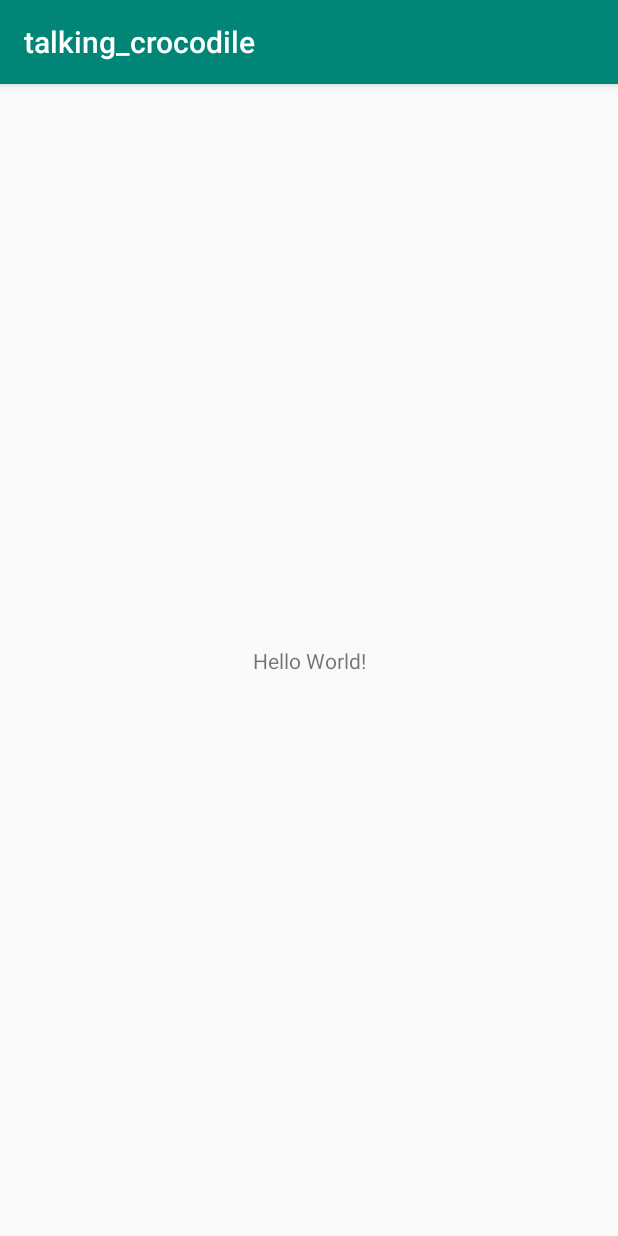
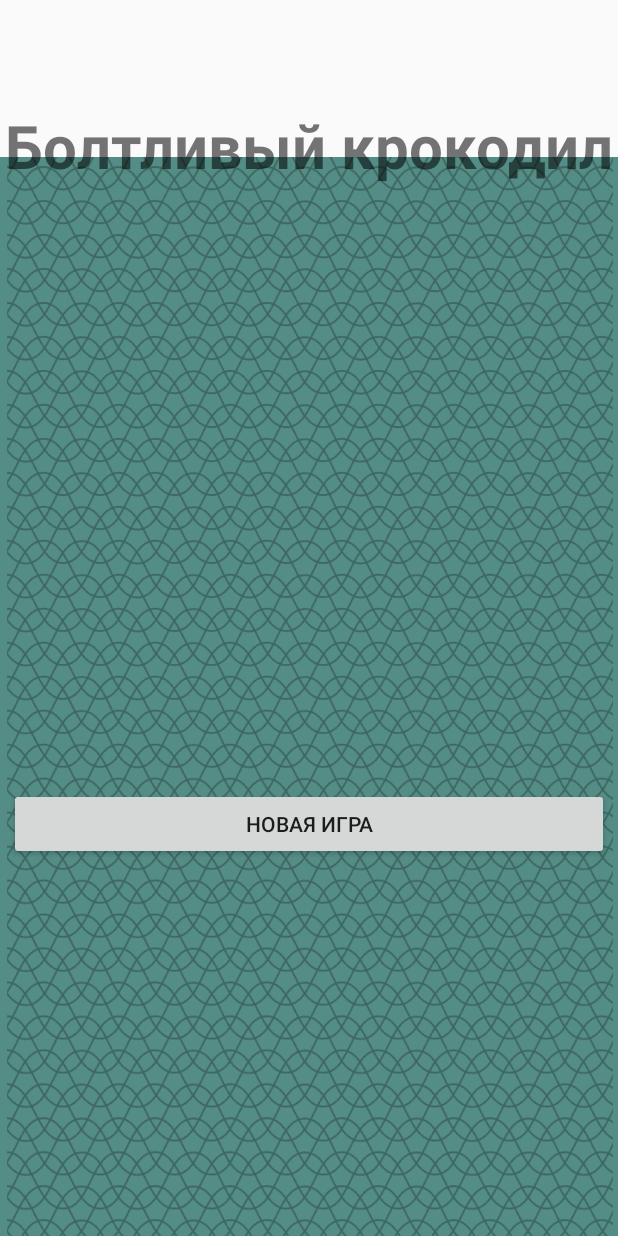
Before and after one commit to kewbr/talking_crocodile, an Android app: the screen it shows after launch (MainActivity), on a phone screen of 412 x 824 dp. Run offline under Robolectric (Android 15) with nearby library versions, the phone set to English and light mode, and no system bars.

Commit message:
UI template was created

```diff
--- a/Source code/app/src/main/res/layout/activity_main.xml
+++ b/Source code/app/src/main/res/layout/activity_main.xml
@@ -1,19 +1,84 @@
 <?xml version="1.0" encoding="utf-8"?>
-<android.support.constraint.ConstraintLayout
-    xmlns:android="http://schemas.android.com/apk/res/android"
+<android.support.constraint.ConstraintLayout xmlns:android="http://schemas.android.com/apk/res/android"
+    xmlns:app="http://schemas.android.com/apk/res-auto"
     xmlns:tools="http://schemas.android.com/tools"
-    xmlns:app="http://schemas.android.com/apk/res-auto"
     android:layout_width="match_parent"
     android:layout_height="match_parent"
     tools:context=".MainActivity">
 
+    <ImageView
+        android:id="@+id/backgroundPattern"
+        android:layout_width="421dp"
+        android:layout_height="719dp"
+        android:background="@color/colorPrimaryDark"
+        android:contentDescription="@string/filler"
+        android:visibility="visible"
+        app:layout_constraintBottom_toBottomOf="parent"
+        app:layout_constraintEnd_toEndOf="parent"
+        app:layout_constraintStart_toStartOf="parent"
+        app:layout_constraintTop_toTopOf="parent"
+        app:layout_constraintVertical_bias="1.0"
+        app:srcCompat="@drawable/filler3x" />
+
+    <Button
+        android:id="@+id/rulesButton"
+        android:layout_width="400dp"
+        android:layout_height="50dp"
+        android:layout_marginBottom="100dp"
+        android:elevation="0dp"
+        android:text="@string/Rules"
+        app:layout_constraintBottom_toBottomOf="parent"
+        app:layout_constraintEnd_toStartOf="@+id/backgroundPattern"
+        app:layout_constraintStart_toEndOf="@+id/backgroundPattern" />
+
+    <Button
+        android:id="@+id/continueButton"
+        android:layout_width="400dp"
+        android:layout_height="50dp"
+        android:layout_marginBottom="25dp"
+        android:text="@string/Resume"
+        app:layout_constraintBottom_toTopOf="@+id/rulesButton"
+        app:layout_constraintEnd_toStartOf="@+id/backgroundPattern"
+        app:layout_constraintHorizontal_bias="0.5"
+        app:layout_constraintStart_toEndOf="@+id/backgroundPattern" />
+
+    <Button
+        android:id="@+id/newGameButton"
+        android:layout_width="400dp"
+        android:layout_height="wrap_content"
+        android:layout_marginBottom="25dp"
+        android:text="@string/NewGame"
+        app:layout_constraintBottom_toTopOf="@+id/continueButton"
+        app:layout_constraintEnd_toEndOf="parent"
+        app:layout_constraintHorizontal_bias="0.5"
+        app:layout_constraintStart_toStartOf="parent" />
+
     <TextView
+        android:id="@+id/gameName"
         android:layout_width="wrap_content"
         android:layout_height="wrap_content"
-        android:text="Hello World!"
-        app:layout_constraintBottom_toBottomOf="parent"
-        app:layout_constraintLeft_toLeftOf="parent"
-        app:layout_constraintRight_toRightOf="parent"
+        android:layout_marginTop="70dp"
+        android:text="@string/GameName"
+        android:textSize="40sp"
+        android:textStyle="bold"
+        app:layout_constraintEnd_toEndOf="parent"
+        app:layout_constraintHorizontal_bias="0.5"
+        app:layout_constraintStart_toStartOf="parent"
         app:layout_constraintTop_toTopOf="parent" />
 
+    <ImageView
+        android:id="@+id/logo"
+        android:layout_width="150dp"
+        android:layout_height="150dp"
+        android:layout_marginTop="50dp"
+        android:layout_marginBottom="50dp"
+        android:contentDescription="@string/Logo"
+        android:visibility="visible"
+        app:layout_constraintBottom_toTopOf="@+id/newGameButton"
+        app:layout_constraintEnd_toStartOf="@+id/backgroundPattern"
+        app:layout_constraintHorizontal_bias="0.5"
+        app:layout_constraintStart_toEndOf="@+id/backgroundPattern"
+        app:layout_constraintTop_toBottomOf="@+id/gameName"
+        app:srcCompat="@android:drawable/sym_def_app_icon" />
+
 </android.support.constraint.ConstraintLayout>
--- a/Source code/app/src/main/res/values/colors.xml
+++ b/Source code/app/src/main/res/values/colors.xml
@@ -1,6 +1,6 @@
 <?xml version="1.0" encoding="utf-8"?>
 <resources>
     <color name="colorPrimary">#008577</color>
-    <color name="colorPrimaryDark">#00574B</color>
+    <color name="colorPrimaryDark">#A900574B</color>
     <color name="colorAccent">#D81B60</color>
 </resources>
--- a/Source code/app/src/main/res/values/strings.xml
+++ b/Source code/app/src/main/res/values/strings.xml
@@ -1,3 +1,9 @@
 <resources>
     <string name="app_name">talking_crocodile</string>
+    <string name="filler">filler</string>
+    <string name="Rules">Правила</string>
+    <string name="Resume">Продолжить</string>
+    <string name="NewGame">Новая игра</string>
+    <string name="GameName">Болтливый крокодил</string>
+    <string name="Logo">logo</string>
 </resources>
--- a/Source code/app/src/main/res/values/styles.xml
+++ b/Source code/app/src/main/res/values/styles.xml
@@ -1,7 +1,7 @@
 <resources>
 
     <!-- Base application theme. -->
-    <style name="AppTheme" parent="Theme.AppCompat.Light.DarkActionBar">
+    <style name="AppTheme" parent="Theme.AppCompat.Light.NoActionBar">
         <!-- Customize your theme here. -->
         <item name="colorPrimary">@color/colorPrimary</item>
         <item name="colorPrimaryDark">@color/colorPrimaryDark</item>
--- a/Source code/build.gradle
+++ b/Source code/build.gradle
@@ -7,7 +7,7 @@ buildscript {
         jcenter()
     }
     dependencies {
-        classpath 'com.android.tools.build:gradle:3.2.1'
+        classpath 'com.android.tools.build:gradle:3.3.0'
 
 
         // NOTE: Do not place your application dependencies here; they belong
```
Also changed, not shown: Source code/app/src/main/res/drawable/filler2x.png (added), Source code/app/src/main/res/drawable/filler3x.png (added), Source code/gradle/wrapper/gradle-wrapper.properties.
